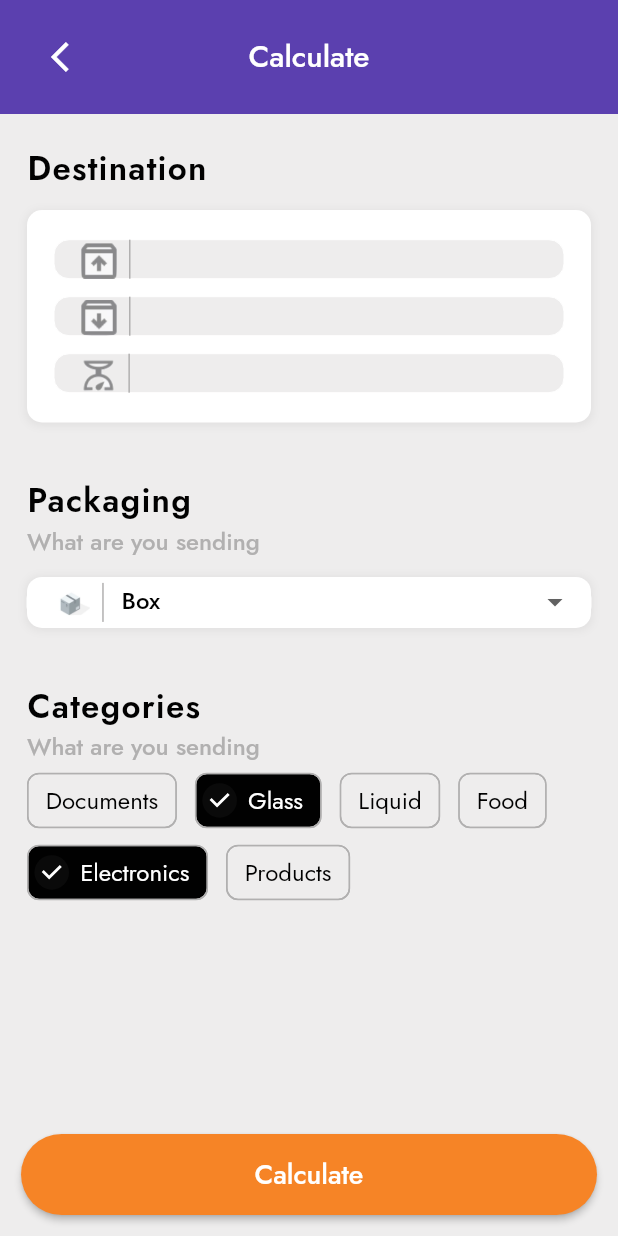
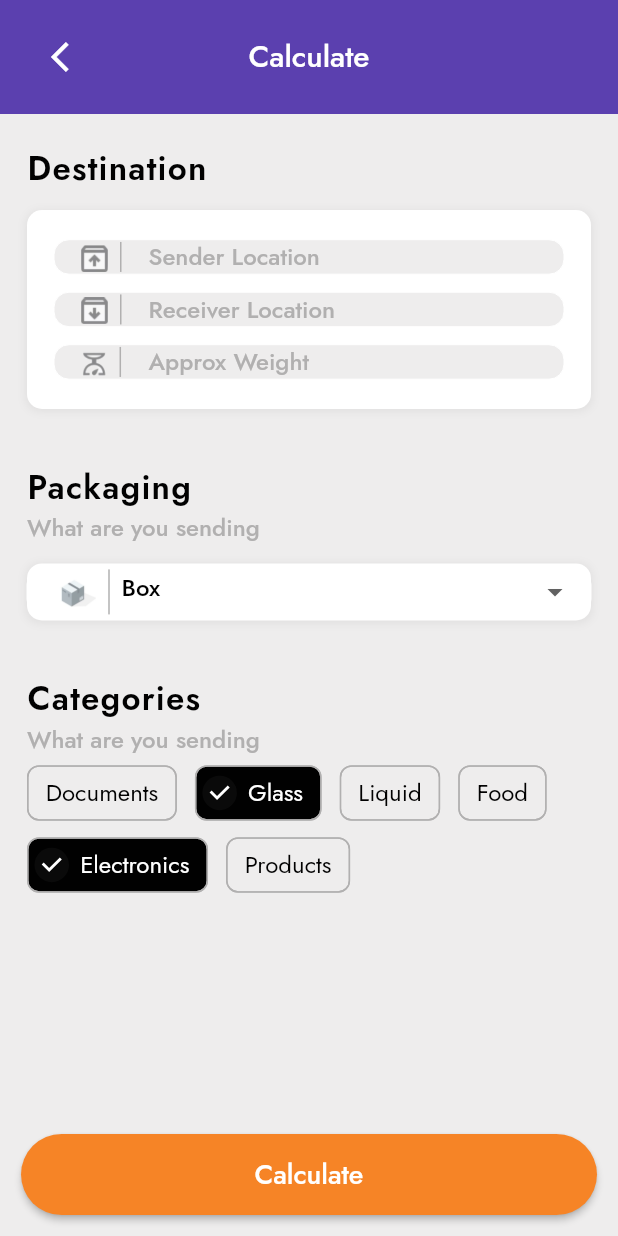
Before and after one commit to shittu33/moniepoint_test, a Flutter app: the CalculatorPage screen opened by its route, on a phone screen of 412 x 824 dp. Run offline on Flutter 3.47's test engine with Material 2 defaults, Android fonts, the phone set to English and light mode, and no system bars; our stand-ins replace cached_network_image, carousel_slider, flutter_hooks, flutter_staggered_animations, flutter_svg, get_it and 2 more; missing offline and left inert: snap_scroll_physics; accounts and stored records are empty.

Commit message:
Added hint Text to Animate the calculate_page.dart TextFormField.

```diff
--- a/lib/features/calculate/presentation/screen/calculate_page.dart
+++ b/lib/features/calculate/presentation/screen/calculate_page.dart
@@ -71,15 +71,15 @@ class CalculatorPage extends StatelessWidget {
                         child: Column(
                           children: [
                             TextFormField(
-                              decoration: buildInputDecoration(sendBox),
+                              decoration: buildInputDecoration(sendBox,hintText: "Sender Location"),
                             ),
                             const SizedBox(height: 12),
                             TextFormField(
-                              decoration: buildInputDecoration(receiveBox),
+                              decoration: buildInputDecoration(receiveBox,hintText: "Receiver Location"),
                             ),
                             const SizedBox(height: 12),
                             TextFormField(
-                              decoration: buildInputDecoration(scale),
+                              decoration: buildInputDecoration(scale,hintText: "Approx Weight"),
                             ),
                             // const SizedBox(height: 12),
                           ],
@@ -179,15 +179,18 @@ class CalculatorPage extends StatelessWidget {
     );
   }
 
-  InputDecoration buildInputDecoration(String prefixImage, {Color? fillColor}) {
+  InputDecoration buildInputDecoration(String prefixImage, {Color? fillColor,String? hintText}) {
     return InputDecoration(
       fillColor: fillColor,
-      prefixIconConstraints: const BoxConstraints(maxHeight: 26, maxWidth: 63),
+      hintText: hintText,
+      hintStyle: appTheme.light.textTheme.titleMedium
+          ?.copyWith(color: appColor.gray),
+      prefixIconConstraints:  BoxConstraints(maxHeight: prefixImage==shipItem?30.0:20, maxWidth: 63),
       // constraints: const BoxConstraints(maxHeight: 43),
       prefixIcon: Row(
         children: [
           Padding(
-              padding: const EdgeInsets.only(left: 18.0, top: 2),
+              padding:  EdgeInsets.only(left: 18.0, top: 2),
               child: Image.asset(prefixImage)),
           SizedBox(width: 8),
           Container(
--- a/lib/features/calculate/presentation/widget/calculate_succes_page.dart
+++ b/lib/features/calculate/presentation/widget/calculate_succes_page.dart
@@ -104,8 +104,8 @@ class _CountDownCurrencyState extends State<CountDownCurrency>
   AnimationController? _animationController;
   Animation<double>? _animation;
 
-  int _startValue = 0;
-  int _endValue = 1432;
+  final int _startValue = 0;
+  final int _endValue = 1432;
 
   @override
   void initState() {
```
